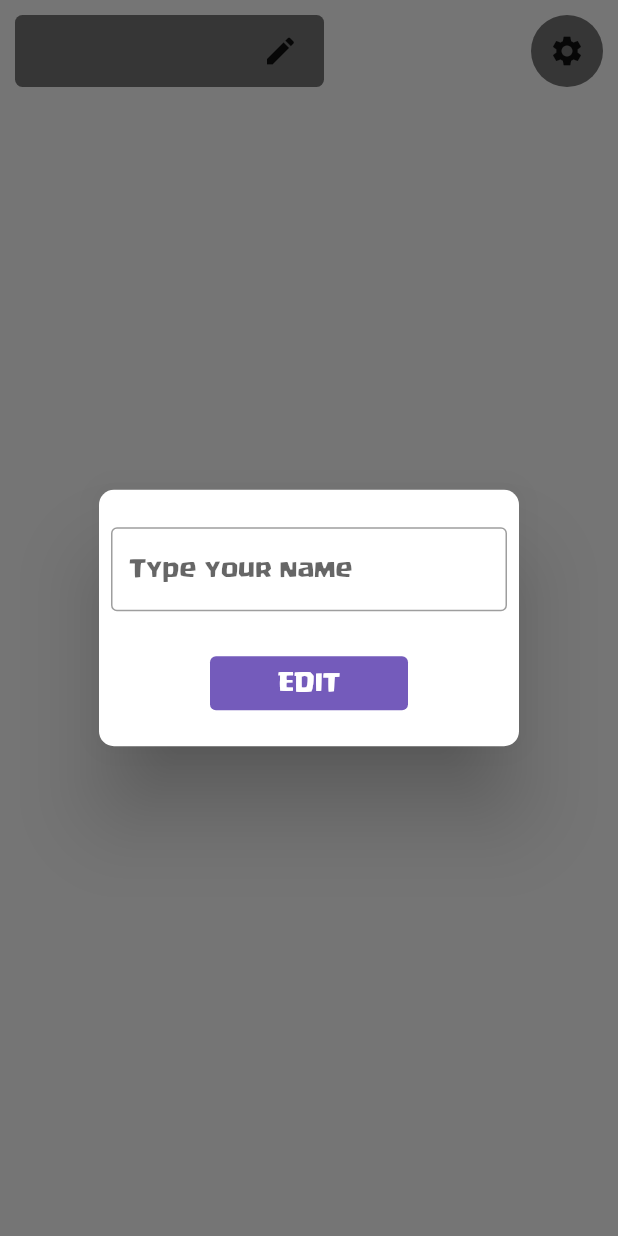
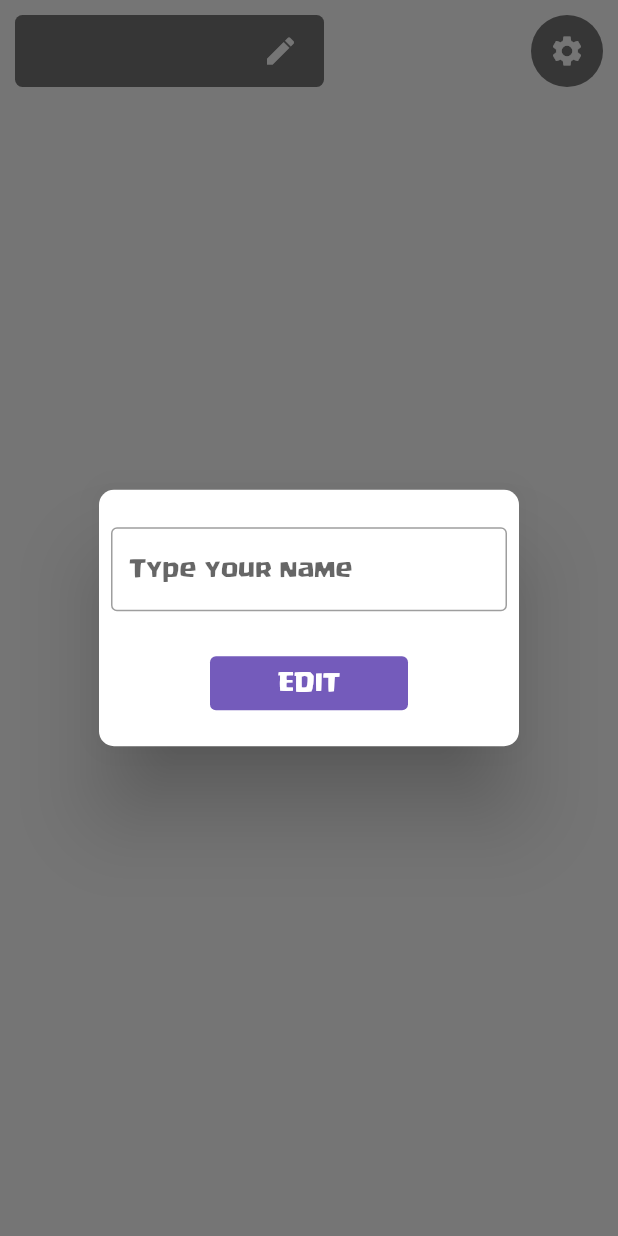
Before and after one commit to charleslana/mini_app, a Flutter app: the CustomBar widget shown alone on an empty page, opened directly, after a tap on the "edit" icon, on a phone screen of 412 x 824 dp. Run offline on Flutter 3.47's test engine with Material 2 defaults, Android fonts, the phone set to English and light mode, and no system bars; drawn by our look-alikes of bouncing_widget; our stand-ins replace get, get_storage, simple_animations; accounts and stored records are empty; network calls fail.

Commit message:
update structure

```diff
--- a/lib/src/components/custom_bar.dart
+++ b/lib/src/components/custom_bar.dart
@@ -30,13 +30,19 @@ class CustomBar extends StatelessWidget {
                     child: Obx(() {
                       return FittedBox(
                         fit: BoxFit.scaleDown,
-                        child: Text(landingController.name),
+                        child: Text(
+                          landingController.name,
+                          style: const TextStyle(color: Colors.white),
+                        ),
                       );
                     }),
                   ),
                   IconButton(
                     onPressed: () => Utils().dialogEditName(),
-                    icon: const Icon(Icons.edit),
+                    icon: const Icon(
+                      Icons.edit,
+                      color: Colors.white,
+                    ),
                   ),
                 ],
               ),
@@ -49,7 +55,10 @@ class CustomBar extends StatelessWidget {
             ),
             child: IconButton(
               onPressed: () {},
-              icon: const Icon(Icons.settings),
+              icon: const Icon(
+                Icons.settings,
+                color: Colors.white,
+              ),
             ),
           ),
         ],
--- a/lib/src/pages/home/favorites.dart
+++ b/lib/src/pages/home/favorites.dart
@@ -12,7 +12,10 @@ class Favorites extends StatelessWidget {
         const CustomBar(),
         const SizedBox(height: 20),
         Center(
-          child: Text('favoritesNotFound'.tr),
+          child: Text(
+            'favoritesNotFound'.tr,
+            style: const TextStyle(color: Colors.white),
+          ),
         ),
       ],
     );
```
